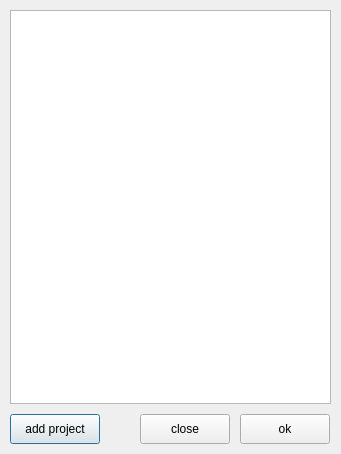
Qt form projectswindow.ui (AP-projects-4001/-) before a commit.
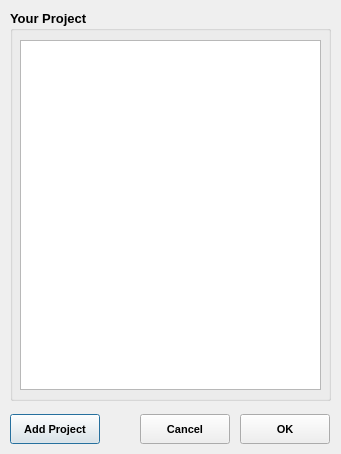
The same form after that commit.

```diff
--- a/projectswindow.ui
+++ b/projectswindow.ui
@@ -25,16 +25,6 @@
   <property name="windowTitle">
    <string>Dialog</string>
   </property>
-  <widget class="QListWidget" name="projects_list">
-   <property name="geometry">
-    <rect>
-     <x>10</x>
-     <y>10</y>
-     <width>321</width>
-     <height>394</height>
-    </rect>
-   </property>
-  </widget>
   <widget class="QPushButton" name="create_project_button">
    <property name="geometry">
     <rect>
@@ -44,8 +34,15 @@
      <height>30</height>
     </rect>
    </property>
+   <property name="font">
+    <font>
+     <pointsize>8</pointsize>
+     <weight>75</weight>
+     <bold>true</bold>
+    </font>
+   </property>
    <property name="text">
-    <string>add project</string>
+    <string>Add Project</string>
    </property>
   </widget>
   <widget class="QPushButton" name="close_button">
@@ -57,8 +54,18 @@
      <height>30</height>
     </rect>
    </property>
+   <property name="font">
+    <font>
+     <pointsize>8</pointsize>
+     <weight>75</weight>
+     <bold>true</bold>
+    </font>
+   </property>
+   <property name="cursor">
+    <cursorShape>PointingHandCursor</cursorShape>
+   </property>
    <property name="text">
-    <string>close</string>
+    <string>Cancel</string>
    </property>
   </widget>
   <widget class="QPushButton" name="close_button_2">
@@ -70,10 +77,53 @@
      <height>30</height>
     </rect>
    </property>
+   <property name="font">
+    <font>
+     <pointsize>8</pointsize>
+     <weight>75</weight>
+     <bold>true</bold>
+    </font>
+   </property>
+   <property name="cursor">
+    <cursorShape>PointingHandCursor</cursorShape>
+   </property>
+   <property name="focusPolicy">
+    <enum>Qt::ClickFocus</enum>
+   </property>
    <property name="text">
-    <string>ok</string>
+    <string>OK</string>
    </property>
   </widget>
+  <widget class="QGroupBox" name="groupBox">
+   <property name="geometry">
+    <rect>
+     <x>10</x>
+     <y>10</y>
+     <width>321</width>
+     <height>391</height>
+    </rect>
+   </property>
+   <property name="font">
+    <font>
+     <pointsize>10</pointsize>
+     <weight>75</weight>
+     <bold>true</bold>
+    </font>
+   </property>
+   <property name="title">
+    <string>Your Project</string>
+   </property>
+   <widget class="QListWidget" name="projects_list">
+    <property name="geometry">
+     <rect>
+      <x>10</x>
+      <y>30</y>
+      <width>301</width>
+      <height>350</height>
+     </rect>
+    </property>
+   </widget>
+  </widget>
  </widget>
  <resources/>
  <connections/>
```
